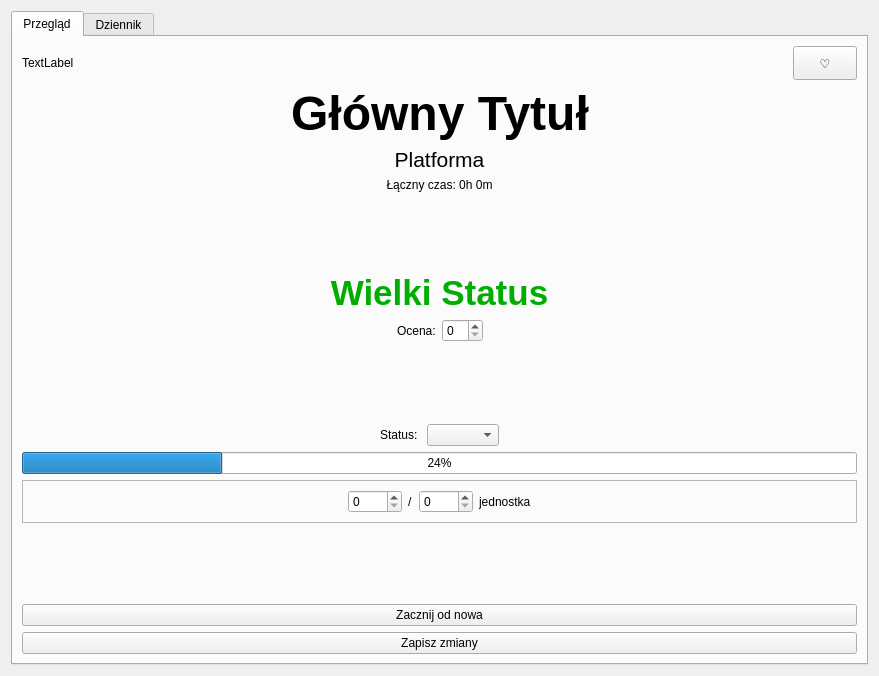
This is ui/szczegolywidget.ui in Janek2230/CML as Qt 5 draws it before an edit. The edited form follows.
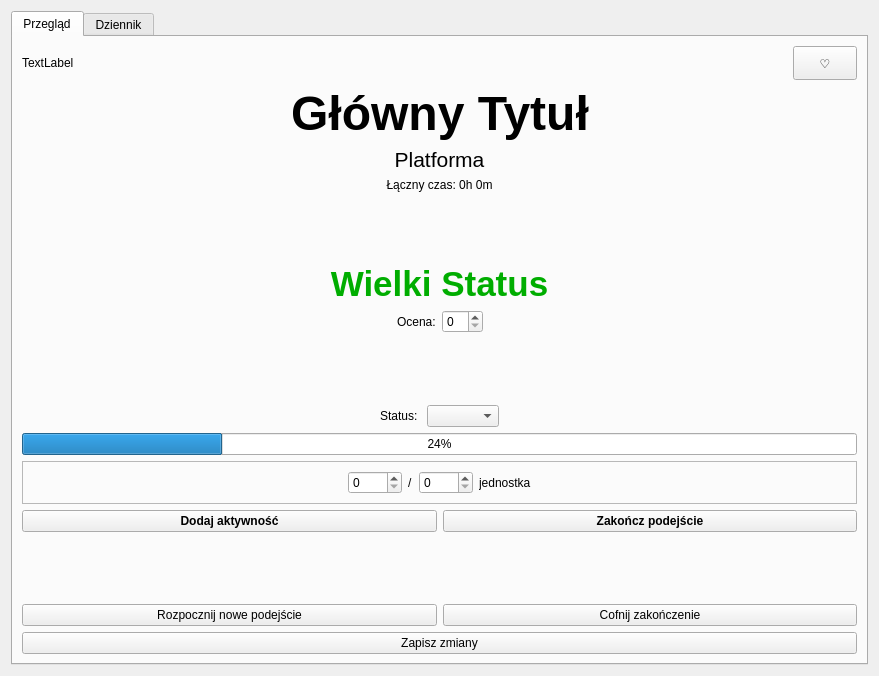
This is the edited form.

```diff
--- a/ui/szczegolywidget.ui
+++ b/ui/szczegolywidget.ui
@@ -337,26 +337,68 @@
         </widget>
        </item>
        <item row="11" column="0">
-        <spacer name="verticalSpacer_6">
-         <property name="orientation">
-          <enum>Qt::Orientation::Vertical</enum>
-         </property>
-         <property name="sizeHint" stdset="0">
-          <size>
-           <width>826</width>
-           <height>21</height>
-          </size>
-         </property>
-        </spacer>
+        <layout class="QHBoxLayout" name="horizontalLayout_4">
+         <item>
+          <widget class="QPushButton" name="btnSzybkaSesja">
+           <property name="font">
+            <font>
+             <bold>true</bold>
+            </font>
+           </property>
+           <property name="text">
+            <string>Dodaj aktywność</string>
+           </property>
+          </widget>
+         </item>
+         <item>
+          <widget class="QPushButton" name="btnZakonczPodejscie">
+           <property name="font">
+            <font>
+             <bold>true</bold>
+            </font>
+           </property>
+           <property name="text">
+            <string>Zakończ podejście</string>
+           </property>
+          </widget>
+         </item>
+        </layout>
        </item>
        <item row="12" column="0">
-        <widget class="QPushButton" name="btnZacznijOdNowa">
-         <property name="text">
-          <string>Zacznij od nowa</string>
+        <spacer name="verticalSpacer_6">
+         <property name="orientation">
+          <enum>Qt::Orientation::Vertical</enum>
          </property>
-        </widget>
+         <property name="sizeHint" stdset="0">
+          <size>
+           <width>826</width>
+           <height>21</height>
+          </size>
+         </property>
+        </spacer>
        </item>
        <item row="13" column="0">
+        <layout class="QHBoxLayout" name="horizontalLayout_5">
+         <item>
+          <widget class="QPushButton" name="btnNowePodejscie">
+           <property name="text">
+            <string>Rozpocznij nowe podejście</string>
+           </property>
+          </widget>
+         </item>
+         <item>
+          <widget class="QPushButton" name="btnCofnijZakonczenie">
+           <property name="enabled">
+            <bool>true</bool>
+           </property>
+           <property name="text">
+            <string>Cofnij zakończenie</string>
+           </property>
+          </widget>
+         </item>
+        </layout>
+       </item>
+       <item row="14" column="0">
         <widget class="QPushButton" name="btnDetaleZapisz">
          <property name="text">
           <string>Zapisz zmiany</string>
```
Left out of the diff: 13 changed lines with no effect on the pictures.
